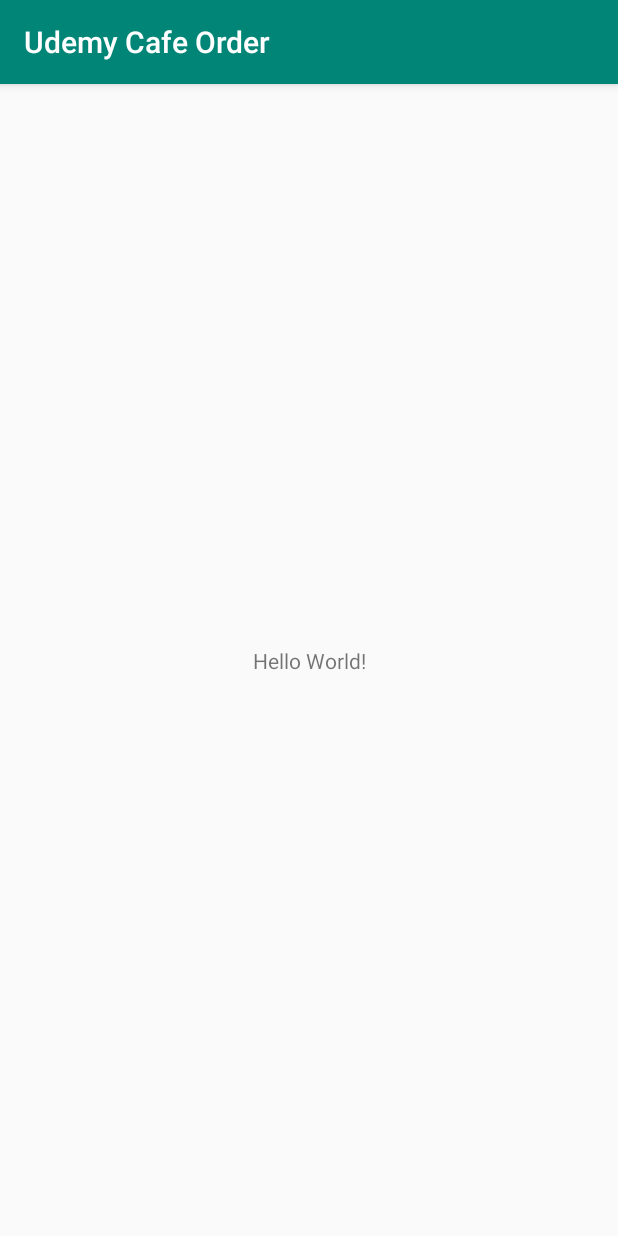
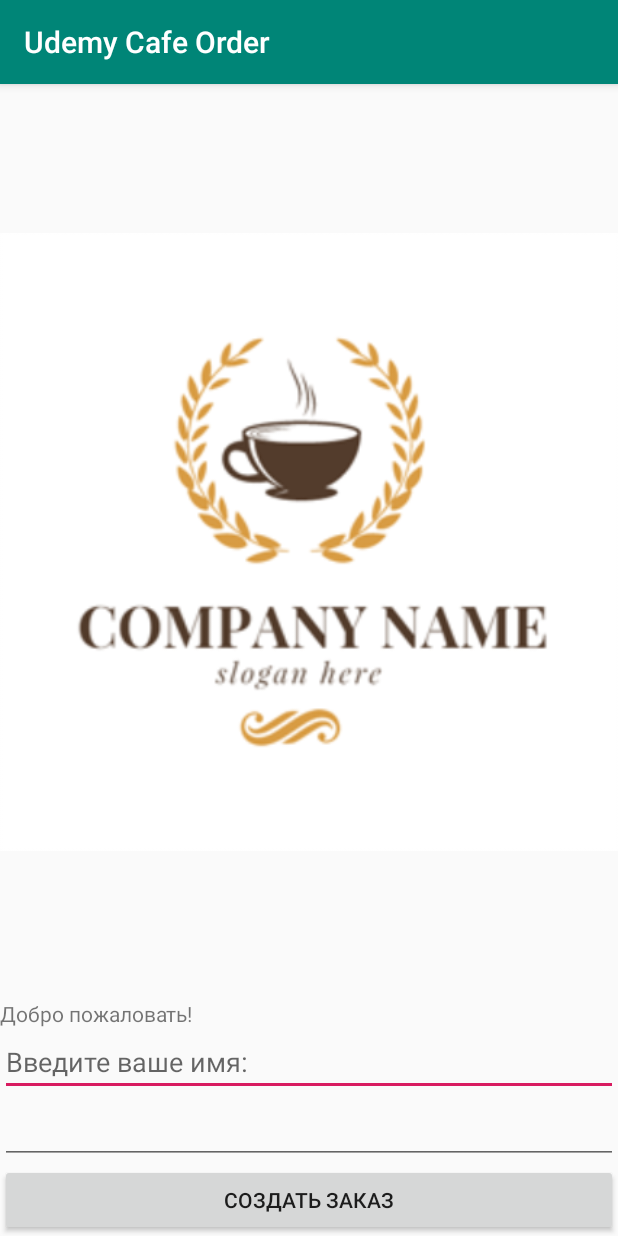
Before and after one commit to Satmage/UdemyCafeOrder, an Android app: the screen it shows after launch (MainActivity), on a phone screen of 412 x 824 dp. Run offline under Robolectric (Android 15) with nearby library versions, the phone set to English and light mode, and no system bars.

Commit message:
add logo.png
update activity_main.java
- edit ConstraintLayout on LinearLayout
- add ImageView (Logo)
- add TextView (Welcome)
- add EditText (Your Name)
- add EditText (Your Password)
- add Button (Create Order)

update sting.xml

```diff
--- a/app/src/main/res/layout/activity_main.xml
+++ b/app/src/main/res/layout/activity_main.xml
@@ -1,18 +1,44 @@
 <?xml version="1.0" encoding="utf-8"?>
-<android.support.constraint.ConstraintLayout xmlns:android="http://schemas.android.com/apk/res/android"
+<LinearLayout xmlns:android="http://schemas.android.com/apk/res/android"
     xmlns:app="http://schemas.android.com/apk/res-auto"
     xmlns:tools="http://schemas.android.com/tools"
     android:layout_width="match_parent"
     android:layout_height="match_parent"
-    tools:context=".MainActivity">
+    android:orientation="vertical">
+
+
+    <ImageView
+        android:id="@+id/imageViewLogo"
+        android:layout_width="match_parent"
+        android:layout_height="0dp"
+        android:layout_weight="1"
+        app:srcCompat="@drawable/logo"
+        android:contentDescription="@string/Main_logo_description"/>
 
     <TextView
-        android:layout_width="wrap_content"
+        android:id="@+id/textViewWelcome"
+        android:layout_width="match_parent"
         android:layout_height="wrap_content"
-        android:text="Hello World!"
-        app:layout_constraintBottom_toBottomOf="parent"
-        app:layout_constraintLeft_toLeftOf="parent"
-        app:layout_constraintRight_toRightOf="parent"
-        app:layout_constraintTop_toTopOf="parent" />
+        android:text="@string/Main_welcome" />
 
-</android.support.constraint.ConstraintLayout>
+    <EditText
+        android:id="@+id/editTextName"
+        android:layout_width="match_parent"
+        android:layout_height="wrap_content"
+        android:ems="10"
+        android:inputType="textPersonName"
+        android:hint="@string/Main_hint_name" />
+
+    <EditText
+        android:id="@+id/editTextPassword"
+        android:layout_width="match_parent"
+        android:layout_height="wrap_content"
+        android:ems="10"
+        android:inputType="textPassword" />
+
+    <Button
+        android:id="@+id/buttonCreateOrder"
+        android:layout_width="match_parent"
+        android:layout_height="wrap_content"
+        android:text="@string/Main_button_create_order" />
+</LinearLayout>
--- a/app/src/main/res/values/strings.xml
+++ b/app/src/main/res/values/strings.xml
@@ -1,3 +1,10 @@
 <resources>
     <string name="app_name">Udemy Cafe Order</string>
+
+    <string name="Main_logo_description">Логотип кофе</string>
+    <string name="Main_welcome">Добро пожаловать!</string>
+    <string name="Main_hint_name">Введите ваше имя:</string>
+    <string name="Main_hint_password">Введите ваш пароль:</string>
+    <string name="Main_button_create_order">Создать заказ</string>
+
 </resources>
```
Also changed, not shown: app/src/main/res/drawable-v24/logo.png (added).
